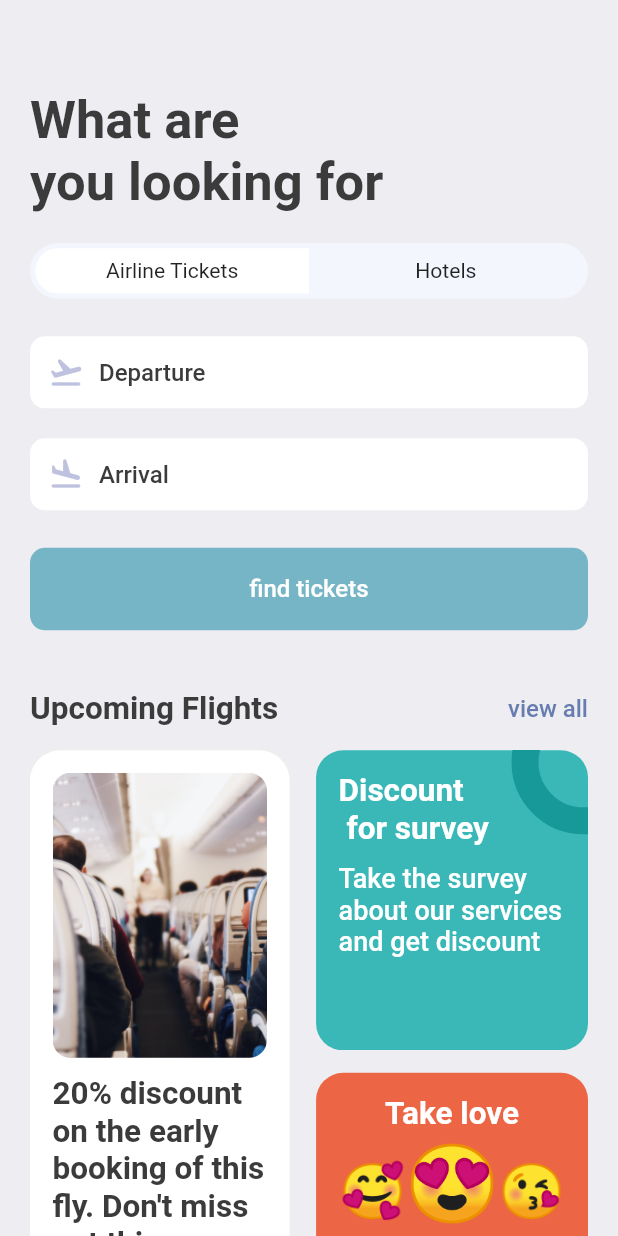
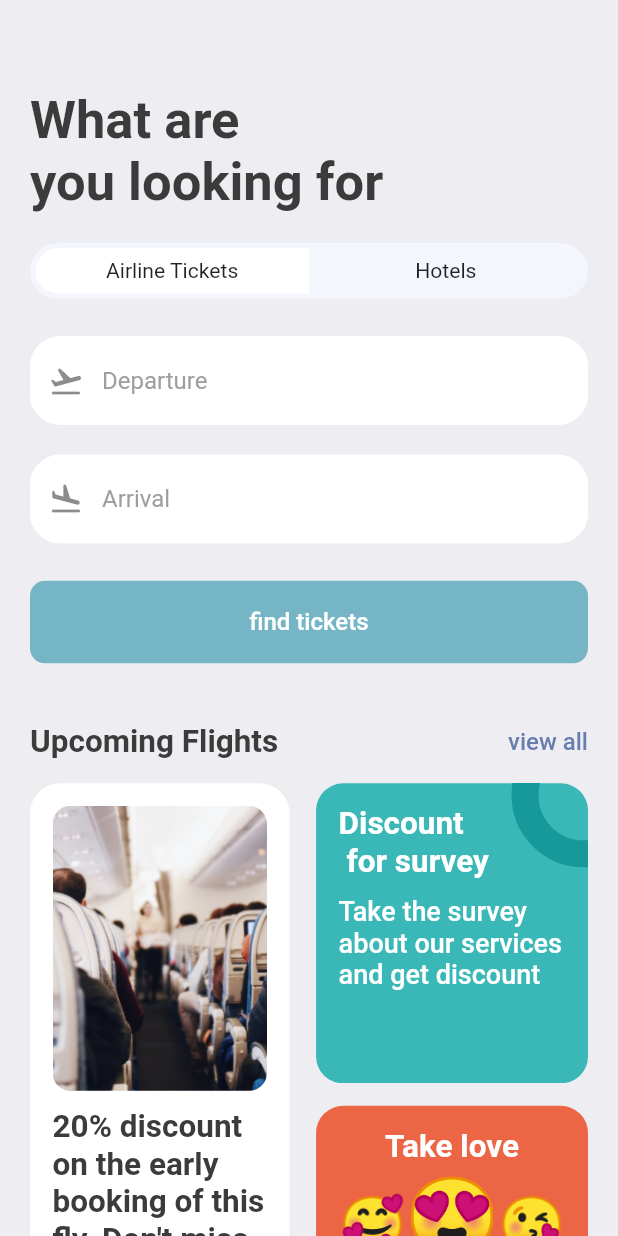
Before and after one commit to marceloomg13/TFGtickets, a Flutter app: the SearchScreen screen opened directly, on a phone screen of 412 x 824 dp. Run offline on Flutter 3.47's test engine with Material 2 defaults, Android fonts, the phone set to English and light mode, and no system bars; our stand-ins replace barcode_widget, cloud_firestore, firebase_auth, firebase_core, fluentui_icons, gap and 1 more; accounts and stored records are empty.

Commit message:
flight picker commit

```diff
--- a/lib/main.dart
+++ b/lib/main.dart
@@ -1,5 +1,7 @@
 import 'package:booktickets/screens/auth_page.dart';
+import 'package:booktickets/utils/app_info_list.dart';
 import 'package:booktickets/utils/app_styles.dart';
+import 'package:cloud_firestore/cloud_firestore.dart';
 import 'package:flutter/material.dart';
 import 'package:firebase_core/firebase_core.dart';
 import 'firebase_options.dart';
@@ -12,10 +14,32 @@ void main() async{
   runApp(const MyApp());
 }
 
-class MyApp extends StatelessWidget {
-  const MyApp({super.key});
+class MyApp extends StatefulWidget {
+   const MyApp({super.key});
 
-  // This widget is the root of your application.
+
+  @override
+  State<MyApp> createState() => _MyAppState();
+}
+
+class _MyAppState extends State<MyApp> {
+  addData() async{
+    for(var element in hotelList){
+      FirebaseFirestore.instance.collection("Hoteles").add(element);
+    }
+    for(var element in ticketList){
+      FirebaseFirestore.instance.collection("Vuelos").add(element);
+    }
+    print("All data added");
+  }
+  @override
+  void initState() {
+    super.initState();
+    myTickets.clear();
+    //addData();
+  }
+
+
   @override
   Widget build(BuildContext context) {
     return const MaterialApp(
--- a/lib/screens/home_screen.dart
+++ b/lib/screens/home_screen.dart
@@ -75,7 +75,7 @@ class HomeScreen extends StatelessWidget {
             child: Container(
               height: 200,
               child: Row(
-                  children: ticketList.map((singleTicket) => TicketView(ticket: singleTicket)).toList(),
+                  children: myTickets.map((singleTicket) => TicketView(ticket: singleTicket)).toList(),
               ),
             )
           ),
--- a/lib/screens/loginPage.dart
+++ b/lib/screens/loginPage.dart
@@ -32,6 +32,7 @@ class _LoginPageState extends State<LoginPage> {
         }
     );
     try{
+
       await FirebaseAuth.instance.signInWithEmailAndPassword(
           email: emailController.text,
           password: passwordController.text
--- a/lib/screens/search_screen.dart
+++ b/lib/screens/search_screen.dart
@@ -1,17 +1,62 @@
+import 'dart:async';
+
 import 'package:booktickets/utils/app_layout.dart';
 import 'package:booktickets/widgets/icon_text_widget.dart';
 import 'package:booktickets/widgets/ticket_tab.dart';
+import 'package:cloud_firestore/cloud_firestore.dart';
+import 'package:flutter/cupertino.dart';
 import 'package:flutter/material.dart';
 import 'package:gap/gap.dart';
-
+import 'package:get/get.dart';
+import 'dart:developer' as developer;
+import '../utils/app_info_list.dart';
 import '../utils/app_styles.dart';
 import '../widgets/double_text_widget.dart';
+import '../widgets/my_textfield.dart';
+import 'flight_picker.dart';
 
 class SearchScreen extends StatelessWidget {
   const SearchScreen({Key? key}) : super(key: key);
 
+
+
+  void findQuery(TextEditingController toController, TextEditingController fromController,context) async {
+    var db = FirebaseFirestore.instance;
+    int ticketIDNumber = 0;
+    for(var i = 0;i<=ticketList.length-1;i++){
+      print(ticketList[i]);
+    }
+    db.collection("Vuelos").where("to.name", isEqualTo: toController.text).where("from.name", isEqualTo: fromController.text).get().then(
+          (querySnapshot) {
+        print("Successfully completed");
+        for (var docSnapshot in querySnapshot.docs) {
+          print('${docSnapshot.id} => ${docSnapshot.data()}');
+          Map<String, dynamic> data = docSnapshot.data();
+          for(var i = 0;i<=ticketList.length-1;i++){
+            print("${data['number']}     ${ticketList[i]['number']}");
+            if(data['number'].toString() == ticketList[i]['number'].toString()){
+
+              ticketIDNumber = i;
+              print("TRUE" + "  "+ticketIDNumber.toString());
+
+              showCupertinoModalPopup(context: context, builder:
+                  (context) => flightPicker(ticketID: ticketIDNumber));
+            }else{
+              print("false");
+            }
+          }
+        }
+      },
+      onError: (e) => print("Error completing: $e"),
+    );
+  }
+
+
+
   @override
   Widget build(BuildContext context) {
+    final fromController = TextEditingController();
+    final toController = TextEditingController();
     final size = AppLayout.getSize(context);
     return Scaffold(
       backgroundColor: Styles.bgColor,
@@ -23,9 +68,47 @@ class SearchScreen extends StatelessWidget {
           Gap(AppLayout.getHeight(20)),
           const AppTicketTabs(firstTable: "Airline Tickets",secondTable: "Hotels"),
           Gap(AppLayout.getHeight(25)),
-          const AppIconText(icon: Icons.flight_takeoff_rounded, text: "Departure"),
+          TextField(
+            controller: fromController,
+            decoration: InputDecoration(
+              prefixIcon: const Icon(Icons.flight_takeoff_rounded),
+              enabledBorder: OutlineInputBorder(
+                borderSide:
+                BorderSide(color: Colors.white), //<-- SEE HERE
+                borderRadius: BorderRadius.circular(20.0),
+              ),
+              focusedBorder: OutlineInputBorder(
+                borderSide: BorderSide(color: Colors.grey.shade400),
+                borderRadius: BorderRadius.circular(20.0),
+              ),
+                fillColor: Colors.white,
+                filled: true,
+                hintText: "Departure",
+                hintStyle: TextStyle(color: Colors.grey[500])
+
+            ),
+          ),
           Gap(AppLayout.getHeight(20)),
-          const AppIconText(icon: Icons.flight_land_rounded, text: "Arrival"),
+          TextField(
+            controller: toController,
+            decoration: InputDecoration(
+                prefixIcon: const Icon(Icons.flight_land_rounded),
+                enabledBorder: OutlineInputBorder(
+                  borderSide:
+                  BorderSide(color: Colors.white), //<-- SEE HERE
+                  borderRadius: BorderRadius.circular(20.0),
+                ),
+                focusedBorder: OutlineInputBorder(
+                  borderSide: BorderSide(color: Colors.grey.shade400),
+                  borderRadius: BorderRadius.circular(20.0),
+                ),
+                fillColor: Colors.white,
+                filled: true,
+                hintText: "Arrival",
+                hintStyle: TextStyle(color: Colors.grey[500])
+
+            ),
+          ),
           Gap(AppLayout.getHeight(25)),
           Container(
             padding: EdgeInsets.symmetric(
@@ -35,8 +118,11 @@ class SearchScreen extends StatelessWidget {
                 color: Color(0xff76b5c5),
                 borderRadius: BorderRadius.circular(AppLayout.getWidht(10))
             ),
-            child: Center(
-                child: Text("find tickets",style: Styles.textStyle.copyWith(color: Colors.white),)
+            child: InkWell(
+              onTap: ()=> findQuery(toController,fromController,context),
+              child: Center(
+                  child: Text("find tickets",style: Styles.textStyle.copyWith(color: Colors.white),)
+              ),
             ),
           ),
           Gap(AppLayout.getHeight(40)),
--- a/lib/utils/app_info_list.dart
+++ b/lib/utils/app_info_list.dart
@@ -67,5 +67,8 @@ List<Map<String, dynamic>> ticketList = [
     'date': "26 MAY",
     'departure_time':"09:00 AM",
     "number":31
-  },
+  }
 ];
+
+List<Map<String, dynamic>> myTickets = [
+];
--- a/pubspec.yaml
+++ b/pubspec.yaml
@@ -40,6 +40,7 @@ dependencies:
   gap: ^3.0.0
   firebase_core: ^2.13.0
   firebase_auth: ^4.6.1
+  cloud_firestore: ^4.7.1
 
 dev_dependencies:
   flutter_test:
```
Also changed, not shown: lib/screens/flight_picker.dart (added, +42 -0 lines), lib/screens/profile_screen.dart (+7 -1 lines), pubspec.lock, 1 other file.
